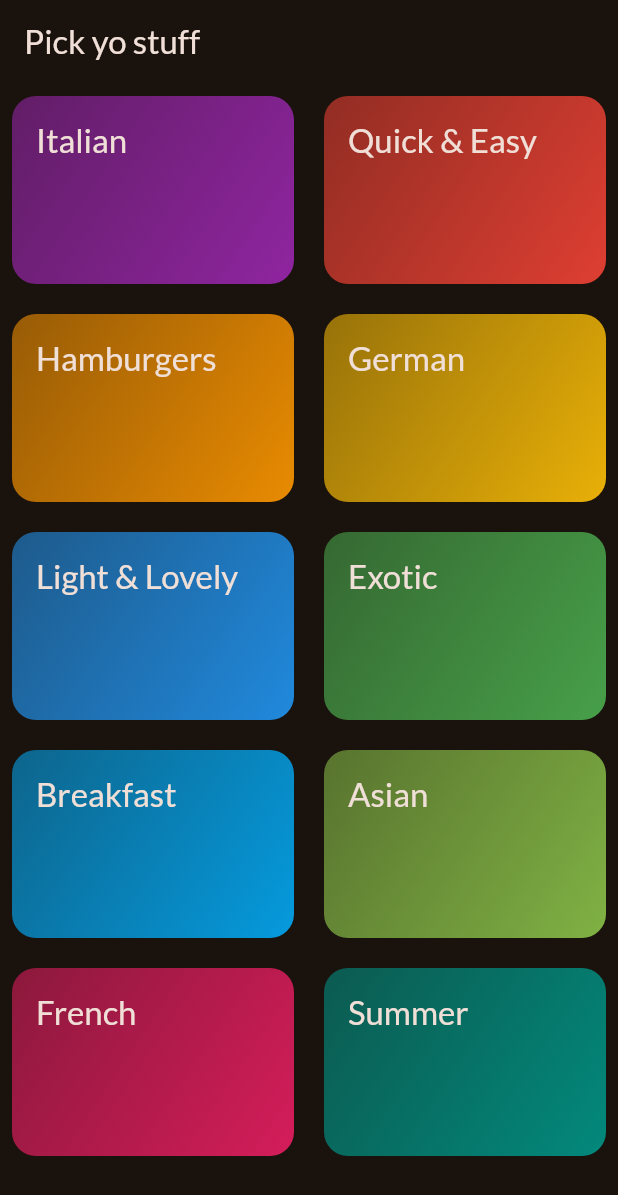
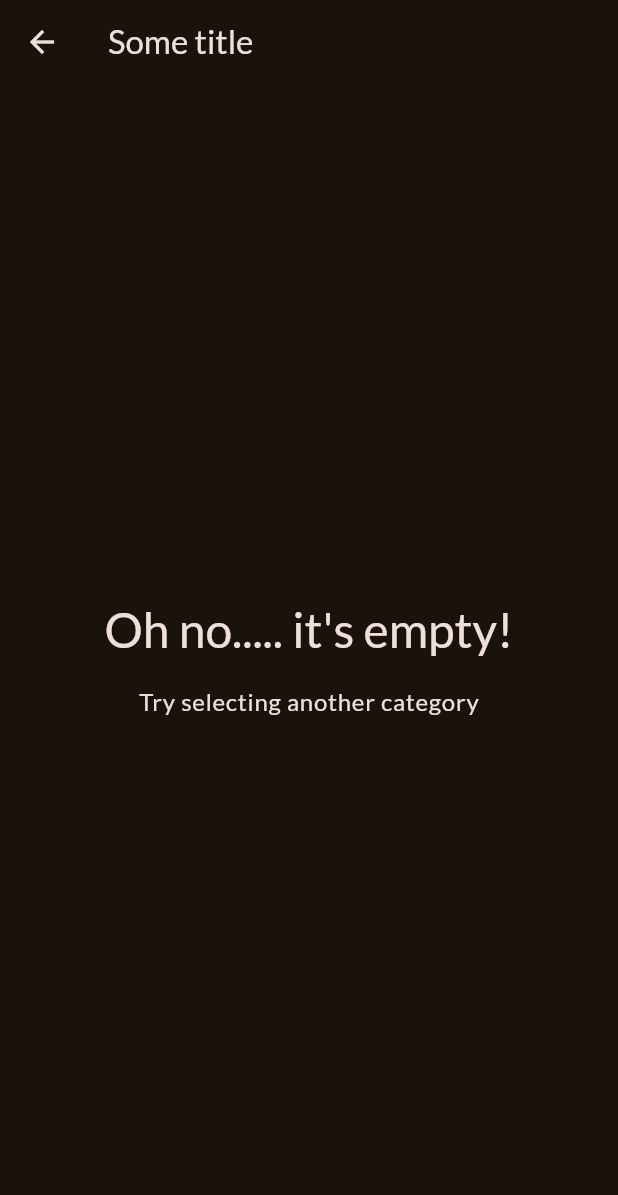
Before and after one commit to Kaolishi/meals_app, a Flutter app: the screen it shows after launch, after a tap on "Italian", on a phone screen of 412 x 824 dp. Shown: the top 1195 px of the screen. Run offline on Flutter 3.47's test engine with Material 3 defaults, Android fonts, the phone set to English and light mode, and no system bars; our stand-ins replace google_fonts.

Commit message:
Added a screen called meals.dart, connected it to categories.dart so that you can nagivate between them

```diff
--- a/lib/screens/categories.dart
+++ b/lib/screens/categories.dart
@@ -1,9 +1,23 @@
 import 'package:flutter/material.dart';
 import 'package:meals_app/data/dummy_data.dart';
+import 'package:meals_app/screens/meals.dart';
 import 'package:meals_app/widgets/category_grid_item.dart';
 
 class CategoriesScreen extends StatelessWidget {
   const CategoriesScreen({super.key});
+
+  // Function to switch screeens
+  void _selectCategory(BuildContext context) {
+    // Use Nagivator widget to change between screens by pushing or poping screens
+    // Push pushes a new screen to the top of the screen stack
+    // Pop removes a screen from the top of the stack
+    Navigator.push(
+      context,
+      MaterialPageRoute(
+        builder: (ctx) => MealsScreen(title: 'Some title', meals: []),
+      ),
+    );
+  }
 
   @override
   Widget build(BuildContext context) {
@@ -23,7 +37,12 @@ class CategoriesScreen extends StatelessWidget {
         ),
         children: [
           for (final category in availableCategories)
-            CategoryGridItem(category: category),
+            CategoryGridItem(
+              category: category,
+              onSelectCategory: () {
+                _selectCategory(context);
+              },
+            ),
         ],
       ),
     );
--- /dev/null
+++ b/lib/screens/meals.dart
@@ -0,0 +1,48 @@
+import 'package:flutter/material.dart';
+import 'package:meals_app/models/meal.dart';
+
+class MealsScreen extends StatelessWidget {
+  const MealsScreen({super.key, required this.title, required this.meals});
+
+  final String title;
+  final List<Meal> meals;
+
+  @override
+  Widget build(BuildContext context) {
+    Widget content = ListView.builder(
+      itemCount: meals.length,
+      itemBuilder: (ctx, index) => Text(meals[index].title),
+    );
+
+    // To handle cases where the meals list is empty
+    if (meals.isEmpty) {
+      content = Center(
+        child: Column(
+          mainAxisSize: MainAxisSize.min,
+          children: [
+            Text(
+              'Oh no..... it\'s empty!',
+              style: Theme.of(context).textTheme.headlineLarge!.copyWith(
+                color: Theme.of(context).colorScheme.onSurface,
+              ),
+            ),
+            const SizedBox(height: 16),
+            Text(
+              'Try selecting another category',
+              style: Theme.of(context).textTheme.bodyLarge!.copyWith(
+                color: Theme.of(context).colorScheme.onSurface,
+              ),
+            ),
+          ],
+        ),
+      );
+    }
+
+    return Scaffold(
+      appBar: AppBar(
+        title: Text(title),
+      ),
+      body: content,
+    );
+  }
+}
--- a/lib/widgets/category_grid_item.dart
+++ b/lib/widgets/category_grid_item.dart
@@ -6,15 +6,17 @@ class CategoryGridItem extends StatelessWidget {
   const CategoryGridItem({
     super.key,
     required this.category,
+    required this.onSelectCategory,
   });
 
   final Category category;
+  final void Function() onSelectCategory;
 
   @override
   Widget build(BuildContext context) {
     // InkWell works the same with GestureDetector, but InkWell gives visual responses
     return InkWell(
-      onTap: () {},
+      onTap: onSelectCategory,
       splashColor: Theme.of(context).primaryColor,
       borderRadius: BorderRadius.circular(16),
       child: Container(
```
